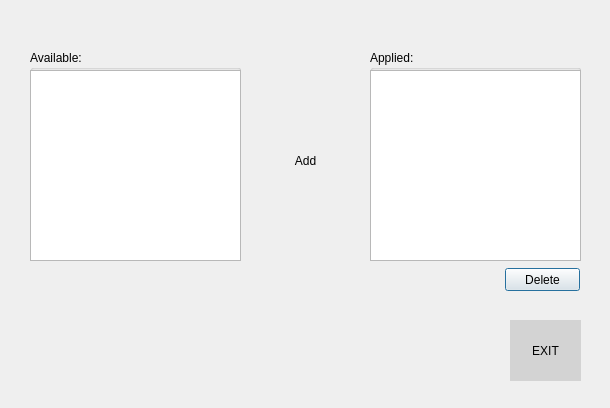
First picture: the form in uis/apply_credit_note_form.ui, repository andrei219/euromedia, before the edit.
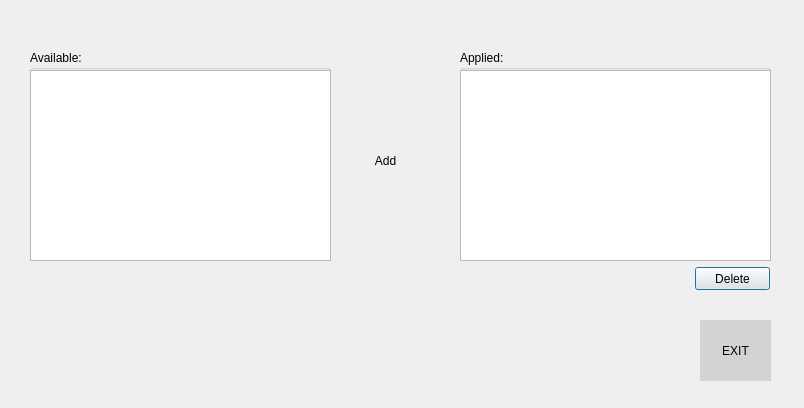
Second picture: the form after the edit. Icons and pictures are not drawn.

Commit message: Credit Notes Implemented

Patch:
```diff
--- a/uis/apply_credit_note_form.ui
+++ b/uis/apply_credit_note_form.ui
@@ -6,7 +6,7 @@
    <rect>
     <x>0</x>
     <y>0</y>
-    <width>610</width>
+    <width>804</width>
     <height>408</height>
    </rect>
   </property>
@@ -18,19 +18,19 @@
     <rect>
      <x>30</x>
      <y>50</y>
-     <width>211</width>
+     <width>301</width>
      <height>211</height>
     </rect>
    </property>
    <property name="title">
     <string>Available:</string>
    </property>
-   <widget class="QListView" name="available_view">
+   <widget class="QTableView" name="available">
     <property name="geometry">
      <rect>
       <x>0</x>
       <y>20</y>
-      <width>211</width>
+      <width>301</width>
       <height>191</height>
      </rect>
     </property>
@@ -39,21 +39,21 @@
   <widget class="QGroupBox" name="groupBox_2">
    <property name="geometry">
     <rect>
-     <x>370</x>
+     <x>460</x>
      <y>50</y>
-     <width>211</width>
+     <width>311</width>
      <height>211</height>
     </rect>
    </property>
    <property name="title">
     <string>Applied:</string>
    </property>
-   <widget class="QListView" name="available_view_2">
+   <widget class="QTableView" name="applied">
     <property name="geometry">
      <rect>
       <x>0</x>
       <y>20</y>
-      <width>211</width>
+      <width>311</width>
       <height>191</height>
      </rect>
     </property>
@@ -62,7 +62,7 @@
   <widget class="QToolButton" name="save_button_2">
    <property name="geometry">
     <rect>
-     <x>510</x>
+     <x>700</x>
      <y>320</y>
      <width>71</width>
      <height>61</height>
@@ -94,8 +94,8 @@
   <widget class="QPushButton" name="pushButton">
    <property name="geometry">
     <rect>
-     <x>505</x>
-     <y>268</y>
+     <x>695</x>
+     <y>267</y>
      <width>75</width>
      <height>23</height>
     </rect>
@@ -107,7 +107,7 @@
   <widget class="QToolButton" name="add">
    <property name="geometry">
     <rect>
-     <x>260</x>
+     <x>340</x>
      <y>130</y>
      <width>91</width>
      <height>61</height>
```
Left out of the diff: 35 changed lines with no effect on the pictures. The commit also changes 20 other files.
